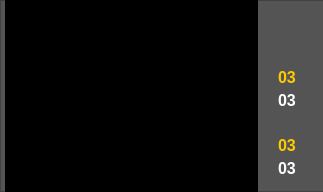
Old version of the form CAS_small_4.ui in the repository terenty-rezman/falcon7x_cas.
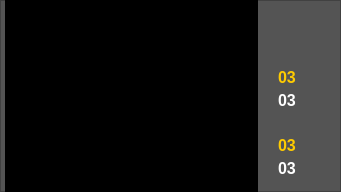
New version of the form. Icons and pictures are not drawn.

Patch:
```diff
--- a/CAS_small_4.ui
+++ b/CAS_small_4.ui
@@ -6,20 +6,20 @@
    <rect>
     <x>0</x>
     <y>0</y>
-    <width>323</width>
+    <width>341</width>
     <height>192</height>
    </rect>
   </property>
   <property name="minimumSize">
    <size>
-    <width>323</width>
-    <height>180</height>
+    <width>341</width>
+    <height>192</height>
    </size>
   </property>
   <property name="maximumSize">
    <size>
-    <width>323</width>
-    <height>201</height>
+    <width>341</width>
+    <height>192</height>
    </size>
   </property>
   <property name="windowTitle">
@@ -28,7 +28,7 @@
   <widget class="QWidget" name="centralwidget">
    <property name="minimumSize">
     <size>
-     <width>340</width>
+     <width>341</width>
      <height>192</height>
     </size>
    </property>
@@ -46,7 +46,7 @@
      <rect>
       <x>0</x>
       <y>0</y>
-      <width>340</width>
+      <width>341</width>
       <height>192</height>
      </rect>
     </property>
```
